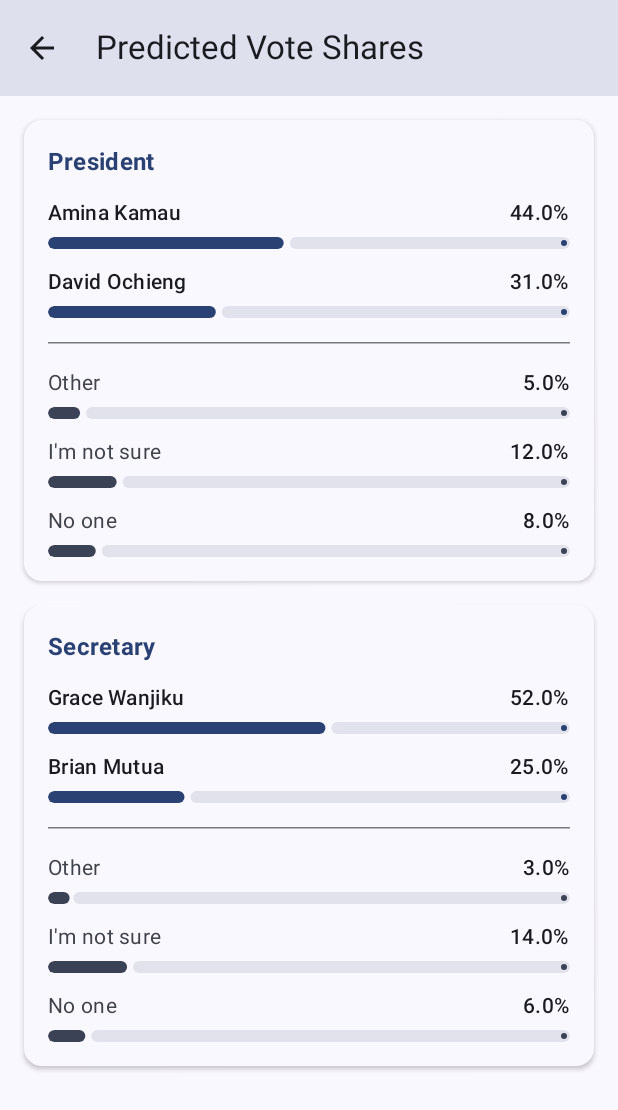
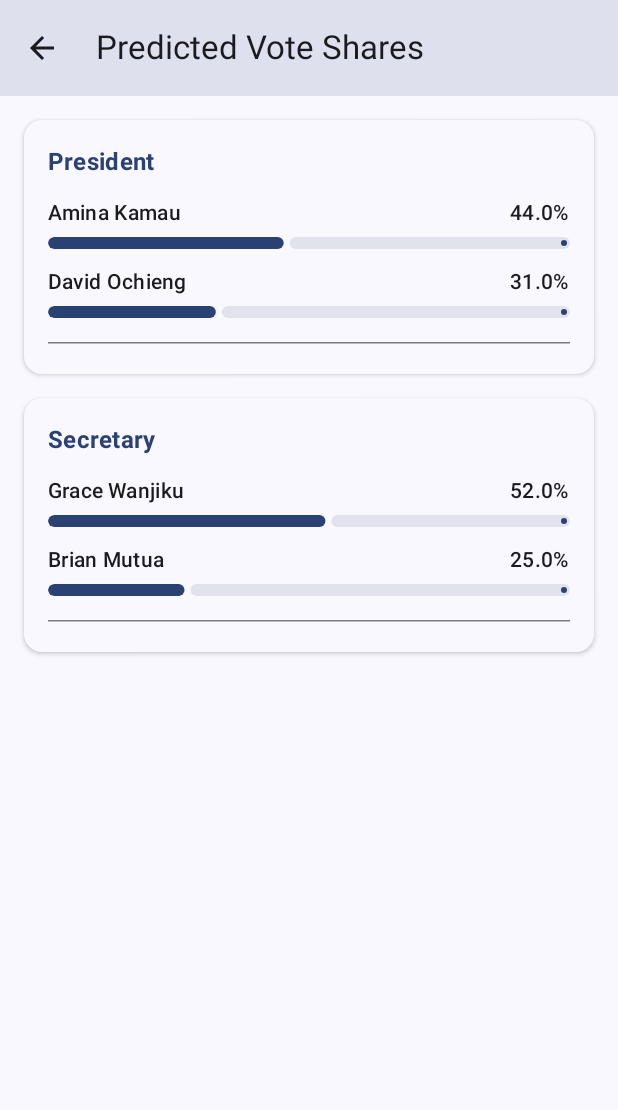
Before and after one commit to nkleon/ElectionPredictionApp, an Android app built with Jetpack Compose: the @Preview function PreviewViewPredictionsScreen, on a phone screen of 412 x 824 dp. Shown: the top 1110 px of the screen. Run offline under Robolectric (Android 15) with nearby library versions, the phone set to English and light mode, and no system bars; our stand-ins replace Firebase (no records; nobody signed in at launch, a user with empty details on screens opened directly).

Commit message:
CHANGES - Remove form input in FillSurveyScreen for non-candidate picks - Remove predictions for non-candidate picks from ViewPredictionsScreen

```diff
--- a/app/src/main/java/com/example/electionpredictionapp/ui_composable/FillSurveyScreen.kt
+++ b/app/src/main/java/com/example/electionpredictionapp/ui_composable/FillSurveyScreen.kt
@@ -77,7 +77,7 @@ fun FillSurveyScreen(
         "Strongly approve", "Somewhat approve", "Somewhat disapprove",
         "Strongly disapprove", "Not sure"
     )
-    val nonCandidateOptions = listOf("Other", "I'm not sure", "No one")
+    // val nonCandidateOptions = listOf("Other", "I'm not sure", "No one")
 
     var interestLevel by remember { mutableStateOf<String?>(null) }
     var pastParticipation by remember { mutableStateOf<String?>(null) }
@@ -147,7 +147,7 @@ fun FillSurveyScreen(
                         val realCandidates = candidacies
                             .filter { it.positionName == position.name }
                             .map { "${it.firstName} ${it.lastName}".trim() }
-                        realCandidates + nonCandidateOptions
+                        realCandidates// + nonCandidateOptions
                     }
                     RadioQuestionSection(
                         question = "Who is your preferred candidate for ${position.name}?",
--- a/app/src/main/java/com/example/electionpredictionapp/ui_composable/ViewPredictionsScreen.kt
+++ b/app/src/main/java/com/example/electionpredictionapp/ui_composable/ViewPredictionsScreen.kt
@@ -74,7 +74,7 @@ private fun PreviewViewPredictionsScreen() {
     )
     val samplePredictions = listOf(
         Prediction(
-            id = "President",
+            id = "president",
             shares = mapOf(
                 1 to 0.44,
                 2 to 0.31,
@@ -84,7 +84,7 @@ private fun PreviewViewPredictionsScreen() {
             )
         ),
         Prediction(
-            id = "Secretary",
+            id = "secretary",
             shares = mapOf(
                 1 to 0.52,
                 2 to 0.25,
@@ -95,29 +95,18 @@ private fun PreviewViewPredictionsScreen() {
         )
     )
     ElectionPredictionAppTheme {
-        ViewPredictionsScreen(
-            candidates = sampleCandidates,
-            predictions = samplePredictions,
-            onBackClick = {}
-        )
+        ViewPredictionsScreen(sampleCandidates, samplePredictions, {})
     }
 }
 
 @Composable
 fun ViewPredictionsScreen(
-    candidates: List<CandidacyDisplayItem>,
-    predictions: List<Prediction>,
+    candidates: List<CandidacyDisplayItem>, predictions: List<Prediction>,
     onBackClick: () -> Unit
 ) {
-    val nonCandidateKeyMap = remember {
-        listOf(
-            7 to "Other",
-            8 to "I'm not sure",
-            9 to "No one"
-        )
-    }
+    // val nonCandidateKeyMap = remember { listOf(7 to "Other", 8 to "I'm not sure", 9 to "No one") }
     val predictionsByPosition = remember(predictions) {
-        predictions.associateBy { it.id }
+        predictions.associateBy { it -> it.id.replaceFirstChar { it.uppercaseChar() } }
     }
 
     val groupedCandidates = remember(candidates) {
@@ -155,16 +144,16 @@ fun ViewPredictionsScreen(
                 val candidateSharesById = indexedCandidates.associate { (candidate, share) ->
                     candidate.id to share
                 }
-
+/*
                 val nonCandidateShares = nonCandidateKeyMap.mapNotNull { (key, label) ->
                     shareMap[key]?.let { label to it.toFloat() }
                 }
-
+*/
                 PositionProportionCard(
                     positionName = position,
                     candidates = indexedCandidates.map { it.first },
                     candidateSharesById = candidateSharesById,
-                    nonCandidateShares = nonCandidateShares
+                    // nonCandidateShares = nonCandidateShares
                 )
             }
         }
@@ -176,7 +165,7 @@ private fun PositionProportionCard(
     positionName: String,
     candidates: List<CandidacyDisplayItem>,
     candidateSharesById: Map<String, Float>,
-    nonCandidateShares: List<Pair<String, Float>>,
+    // nonCandidateShares: List<Pair<String, Float>>,
     modifier: Modifier = Modifier
 ) {
     Card(
@@ -209,17 +198,17 @@ private fun PositionProportionCard(
                 )
             }
 
-            if (candidates.isNotEmpty() && nonCandidateShares.isNotEmpty()) {
+            if (candidates.isNotEmpty() /*&& nonCandidateShares.isNotEmpty()*/) {
                 HorizontalDivider(modifier = Modifier.padding(vertical = 4.dp))
             }
-
+/*
             nonCandidateShares.forEach { (label, share) ->
                 ProportionRow(
                     label = label,
                     share = share,
                     isNonCandidate = true
                 )
-            }
+            }*/
         }
     }
 }
```
